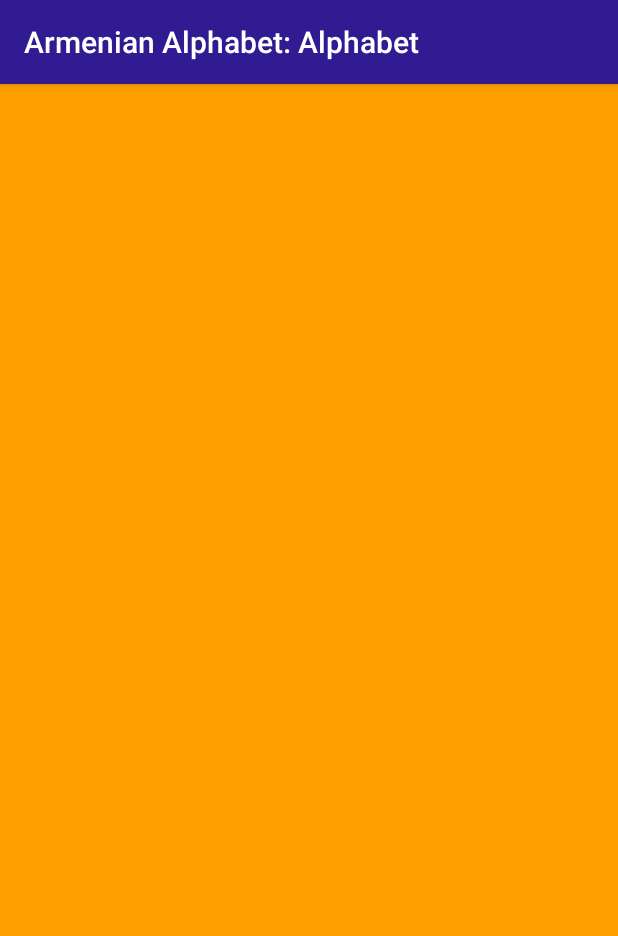
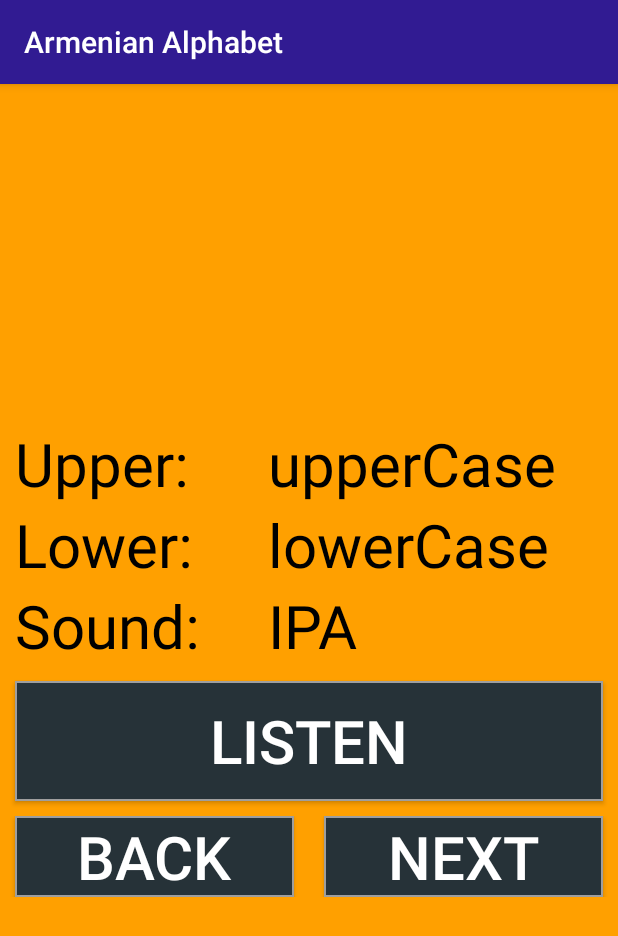
Before and after one commit to d-k-ivanov/android-armenianalphabet, an Android app: the screen it shows after launch (AlphabetActivity), after a tap on "Alphabet", on a phone screen of 412 x 824 dp. Shown: the top 936 px of the screen. Run offline under Robolectric (Android 15) with nearby library versions, the phone set to English and light mode, and no system bars.

Commit message:
disable menu sections Settings and Help: TBD, some minor improvements

```diff
--- a/app/src/main/AndroidManifest.xml
+++ b/app/src/main/AndroidManifest.xml
@@ -14,6 +14,7 @@
             android:name=".MainMenu"
             android:label="@string/app_name"
             android:launchMode="singleTop"
+            android:configChanges="orientation|screenSize"
             android:theme="@style/AppTheme">
             <intent-filter>
                 <action android:name="android.intent.action.MAIN" />
@@ -25,26 +26,31 @@
         <activity
             android:name=".AlphabetActivity"
             android:label="@string/alphabet_title"
+            android:configChanges="orientation|screenSize"
             android:launchMode="singleTop" />
         <!-- Quiz Activity -->
         <activity
             android:name=".QuizActivity"
             android:label="@string/quiz_title"
+            android:configChanges="orientation|screenSize"
             android:launchMode="singleTop" />
         <!-- Settings Activity -->
         <activity
             android:name=".SettingsActivity"
             android:label="@string/settings_title"
+            android:configChanges="orientation|screenSize"
             android:launchMode="singleTop" />
         <!-- Help Activity -->
         <activity
             android:name=".HelpActivity"
             android:label="@string/help_title"
+            android:configChanges="orientation|screenSize"
             android:launchMode="singleTop" />
         <!-- About Activity -->
         <activity
             android:name=".AboutActivity"
             android:label="@string/about_title"
+            android:configChanges="orientation|screenSize"
             android:launchMode="singleTop" />
 
     </application>
--- a/app/src/main/java/com/pupupon/armenianalphabet/MainMenu.java
+++ b/app/src/main/java/com/pupupon/armenianalphabet/MainMenu.java
@@ -10,7 +10,7 @@ import android.widget.Button;
 
 public class MainMenu extends AppCompatActivity {
     // Vars:
-    Button[] buttons =  new Button[4];
+    Button[] buttons =  new Button[3];
     Typeface droidSansArmenian;
     Typeface sylfaen;
     Typeface mainFont;
@@ -26,9 +26,9 @@ public class MainMenu extends AppCompatActivity {
         // Answer Section
         buttons[0] = (Button) findViewById(R.id.menuEntry1);
         buttons[1] = (Button) findViewById(R.id.menuEntry2);
-        buttons[2] = (Button) findViewById(R.id.menuEntry3);
-        buttons[3] = (Button) findViewById(R.id.menuEntry4);
-        buttons[3] = (Button) findViewById(R.id.menuEntry5);
+        /*buttons[2] = (Button) findViewById(R.id.menuEntry3);*/
+        /*buttons[2] = (Button) findViewById(R.id.menuEntry4);*/
+        buttons[2] = (Button) findViewById(R.id.menuEntry5);
 
         // Init Buttons:
         for (Button i: buttons) {
--- a/app/src/main/res/layout/activity_about.xml
+++ b/app/src/main/res/layout/activity_about.xml
@@ -19,7 +19,6 @@
 
     <TextView
         android:id="@+id/aboutText"
-        android:layout_margin="10dp"
         android:text="@string/aboutText"
         android:layout_width="match_parent"
         android:layout_gravity="bottom"
@@ -32,6 +31,8 @@
         android:text="@string/aboutCopyright"
         android:gravity="bottom|center_horizontal"
         android:layout_gravity="bottom"
+        android:autoLink="web"
+        android:lines="2"
         android:layout_width="match_parent"
         android:layout_height="wrap_content" />
 
--- a/app/src/main/res/layout/activity_alphabet.xml
+++ b/app/src/main/res/layout/activity_alphabet.xml
@@ -3,6 +3,86 @@
     xmlns:tools="http://schemas.android.com/tools"
     android:id="@+id/activity_alphabet"
     tools:context="com.pupupon.armenianalphabet.AlphabetActivity"
+    android:fitsSystemWindows="true"
+    android:gravity="center_vertical"
     style="@style/AppTheme" >
 
+    <LinearLayout
+        android:layout_width="match_parent"
+        android:layout_height="wrap_content"
+        android:orientation="horizontal"
+        android:id="@+id/layout1" >
+        <TextView
+            android:text="@string/alphabetUpper"
+            android:id="@+id/alphabetUpperCaseDesc"
+            style="@style/alphabetDescription"/>
+
+        <TextView
+            android:text="upperCase"
+            android:id="@+id/alphabetUpperCase"
+            style="@style/alphabetLetter" />
+    </LinearLayout>
+
+    <LinearLayout
+        android:layout_width="match_parent"
+        android:layout_height="wrap_content"
+        android:orientation="horizontal"
+        android:id="@+id/layout2" >
+        <TextView
+            android:text="@string/alphabetLower"
+            android:id="@+id/alphabetLowerCaseDesc"
+            style="@style/alphabetDescription" />
+
+        <TextView
+            android:text="lowerCase"
+            android:id="@+id/alphabetLowerCase"
+            style="@style/alphabetLetter" />
+
+    </LinearLayout>
+
+    <LinearLayout
+        android:orientation="horizontal"
+        android:layout_width="match_parent"
+        android:layout_height="wrap_content"
+        android:id="@+id/layout3" >
+
+        <TextView
+            android:text="@string/alphabetPronounce"
+            android:id="@+id/alphabetIPADesc"
+            style="@style/alphabetDescription" />
+
+        <TextView
+            android:text="IPA"
+            android:id="@+id/alphabetIPA"
+            style="@style/alphabetLetter" />
+    </LinearLayout>
+
+    <Button
+        android:layout_width="match_parent"
+        android:layout_height="@dimen/textAlphabetButtonListenHeight"
+        android:layout_gravity="center_horizontal|center_vertical"
+        android:text="@string/alphabetButtonListen"
+        android:id="@+id/alphabetListen"
+        style="@style/alphabetListenButton" />
+
+    <LinearLayout
+        android:orientation="horizontal"
+        android:layout_width="match_parent"
+        android:layout_height="wrap_content"
+        android:id="@+id/layout5"
+        android:layout_gravity="center_horizontal" >
+        <Button
+            android:layout_gravity="center_vertical"
+            android:text="@string/alphabetButtonPrevious"
+            android:id="@+id/alphabetPrevious"
+            style="@style/alphabetPrevButton" />
+        <Button
+            android:layout_gravity="center_vertical"
+            android:text="@string/alphabetButtonNext"
+            android:id="@+id/alphabetNext"
+            style="@style/alphabetNextButton" />
+
+    </LinearLayout>
+
+
 </LinearLayout>
--- a/app/src/main/res/layout/activity_main_menu.xml
+++ b/app/src/main/res/layout/activity_main_menu.xml
@@ -20,16 +20,16 @@
             android:id="@+id/menuEntry2"
             android:onClick="startMenuEntry2"
             style="@style/menuEntry" />
-    <Button
+        <!--<Button
             android:text="@string/menuEntry3"
             android:id="@+id/menuEntry3"
             android:onClick="startMenuEntry3"
-        style="@style/menuEntry" />
-    <Button
+            style="@style/menuEntry" />-->
+        <!--<Button
             android:text="@string/menuEntry4"
             android:id="@+id/menuEntry4"
             android:onClick="startMenuEntry4"
-        style="@style/menuEntry" />
+            style="@style/menuEntry" />-->
         <Button
             android:text="@string/menuEntry5"
             android:id="@+id/menuEntry5"
--- a/app/src/main/res/values/dimens.xml
+++ b/app/src/main/res/values/dimens.xml
@@ -3,13 +3,23 @@
     <dimen name="activity_horizontal_margin">0dp</dimen>
     <dimen name="activity_vertical_margin">0dp</dimen>
 
+    <!-- Menu -->
     <dimen name="menuEntryText">36sp</dimen>
 
+    <!-- Alphabet -->
+    <dimen name="textAlphabetDesc">40sp</dimen>
+    <dimen name="textAlphabetBody">40sp</dimen>
+    <dimen name="textAlphabetButton">40sp</dimen>
+    <dimen name="textAlphabetButtonListenHeight">80sp</dimen>
+    <dimen name="descTextWidth">0dp</dimen>
+
+    <!-- Quiz -->
     <dimen name="textQuestion">120sp</dimen>
     <dimen name="textAnswer">40sp</dimen>
     <dimen name="textResult">40sp</dimen>
 
-    <dimen name="textAbout">20sp</dimen>
+    <!-- About -->
+    <dimen name="textAbout">18sp</dimen>
 
 
 </resources>
--- a/app/src/main/res/values/strings.xml
+++ b/app/src/main/res/values/strings.xml
@@ -1,7 +1,7 @@
 <resources>
     <!-- Activities -->
     <string name="app_name">Armenian Alphabet</string>
-    <string name="alphabet_title">Armenian Alphabet: Alphabet</string>
+    <string name="alphabet_title">Armenian Alphabet</string>
     <string name="quiz_title">Armenian Alphabet: Quiz</string>
     <string name="settings_title">Armenian Alphabet: Settings</string>
     <string name="help_title">Armenian Alphabet: Help</string>
@@ -13,6 +13,14 @@
     <string name="menuEntry3">Settings</string>
     <string name="menuEntry4">Help</string>
     <string name="menuEntry5">About</string>
+
+    <!-- Alphabet -->
+    <string name="alphabetUpper">Upper:</string>
+    <string name="alphabetLower">Lower:</string>
+    <string name="alphabetPronounce">Sound:</string>
+    <string name="alphabetButtonListen">Listen</string>
+    <string name="alphabetButtonPrevious">Back</string>
+    <string name="alphabetButtonNext">Next</string>
 
     <!-- Init Strings -->
     <string name="question" translatable="false">QUE</string>
@@ -68,7 +76,11 @@
         The Armenian alphabet (Armenian: Հայոց գրեր Hayots grer or Հայոց այբուբեն Hayots aybuben) is an alphabetical writing system used to write Armenian. It was developed around 405 CE by Mesrop Mashtots, an Armenian linguist and ecclesiastical leader, and originally included 36 letters and now includes 39.
         The Armenian word for "alphabet" is այբուբեն aybuben (Armenian pronunciation: [ɑjbubɛn]), named after the first two letters of the Armenian alphabet Ա այբ ayb and Բ բեն ben. Armenian is written horizontally, left-to-right
     </string>
-    <string name="aboutCopyright">Copyright © 2016 Dmitry Ivanov.</string>
+    <string name="aboutCopyright">
+        \n
+        Copyright © 2016 Dmitry Ivanov. \n
+        https://keepbot.github.io/
+    </string>
 
 
 </resources>
--- a/app/src/main/res/values/styles.xml
+++ b/app/src/main/res/values/styles.xml
@@ -22,7 +22,7 @@
         parent="ThemeOverlay.AppCompat.Light"/>
 
     <!-- Menu -->
-    <style name="menuEntry" parent="answerSection">
+    <style name="menuEntry" parent="AppTheme">
         <item name="android:layout_margin">5dp</item>
         <item name="android:background">@drawable/button</item>
         <item name="android:textColor">@color/defaultButtonText</item>
@@ -31,6 +31,39 @@
         <item name="android:layout_width">match_parent</item>
         <item name="android:layout_height"> wrap_content</item>
         <item name="android:layout_weight">1</item>
+    </style>
+
+    <!-- Alphabet -->
+    <style name="alphabetParent">
+        <item name="android:layout_width">0dp</item>
+        <item name="android:layout_height">wrap_content</item>
+        <item name="android:layout_marginLeft">10dp</item>
+        <item name="android:layout_marginRight">10dp</item>
+        <item name="android:textColor">@color/blackText</item>
+    </style>
+
+    <style name="alphabetDescription" parent="alphabetParent">
+        <item name="android:textSize">@dimen/textAlphabetDesc</item>
+        <item name="android:layout_weight">0.4</item>
+    </style>
+    <style name="alphabetLetter" parent="alphabetParent">
+        <item name="android:textSize">@dimen/textAlphabetBody</item>
+        <item name="android:layout_weight">0.6</item>
+        <item name="android:layout_gravity">fill_horizontal</item>
+    </style>
+    <style name="alphabetButton" parent="alphabetParent">
+        <item name="android:textColor">@color/defaultButtonText</item>
+        <item name="android:textSize">@dimen/textAlphabetButton</item>
+        <item name="android:background">@drawable/button</item>
+    </style>
+    <style name="alphabetListenButton" parent="alphabetButton">
+        <item name="android:layout_margin">10dp</item>
+    </style>
+    <style name="alphabetNextButton" parent="alphabetButton">
+        <item name="android:layout_weight">0.5</item>
+    </style>
+    <style name="alphabetPrevButton" parent="alphabetButton">
+        <item name="android:layout_weight">0.5</item>
     </style>
 
 
--- a/build.gradle
+++ b/build.gradle
@@ -5,7 +5,7 @@ buildscript {
         jcenter()
     }
     dependencies {
-        classpath 'com.android.tools.build:gradle:2.2.2'
+        classpath 'com.android.tools.build:gradle:2.2.3'
 
         // NOTE: Do not place your application dependencies here; they belong
         // in the individual module build.gradle files
```
Also changed, not shown: 1 other file. Lines whose indentation alone changed are shown as unchanged.
